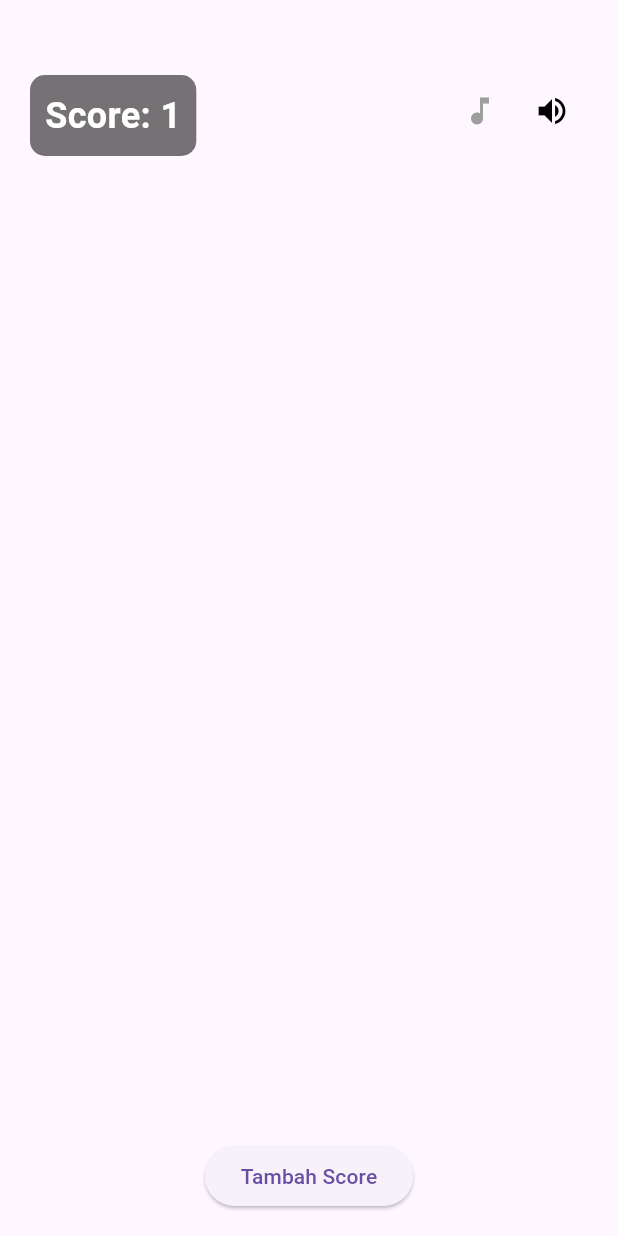
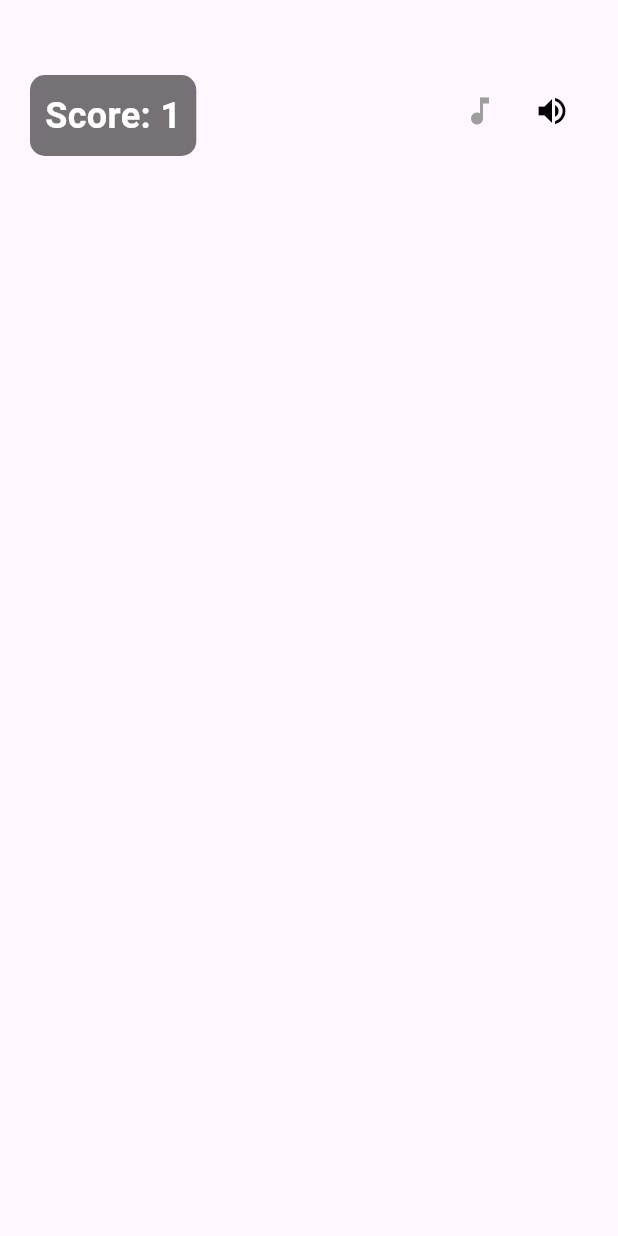
Before and after one commit to ChaerulUmamMaulana/project_game_fruit, a Flutter app: the screen it shows after launch, on a phone screen of 412 x 824 dp. Run offline on Flutter 3.47's test engine with Material 3 defaults, Android fonts, the phone set to English and light mode, and no system bars.

Commit message:
remove expanded and columns

```diff
--- a/lib/main.dart
+++ b/lib/main.dart
@@ -32,10 +32,7 @@ class _GameScreenState extends State<GameScreen> {
   @override
   Widget build(BuildContext context) {
     return Scaffold(
-      body: Column(
-        children: [
-          Expanded(
-            child: Stack(
+      body: Stack(
         children: [
           Positioned(
             top: 50,
@@ -81,18 +78,6 @@ class _GameScreenState extends State<GameScreen> {
           ),
         ],
       ),
-          ),
-          Padding(
-    padding: const EdgeInsets.all(16),
-    child: ElevatedButton(
-      onPressed: () {
-        counter.value++;
-      },
-      child: const Text("Tambah Score"),
-    ),
- ),
-        ],
-      ),
     );
   }
 }
```
Lines whose indentation alone changed are shown as unchanged.
